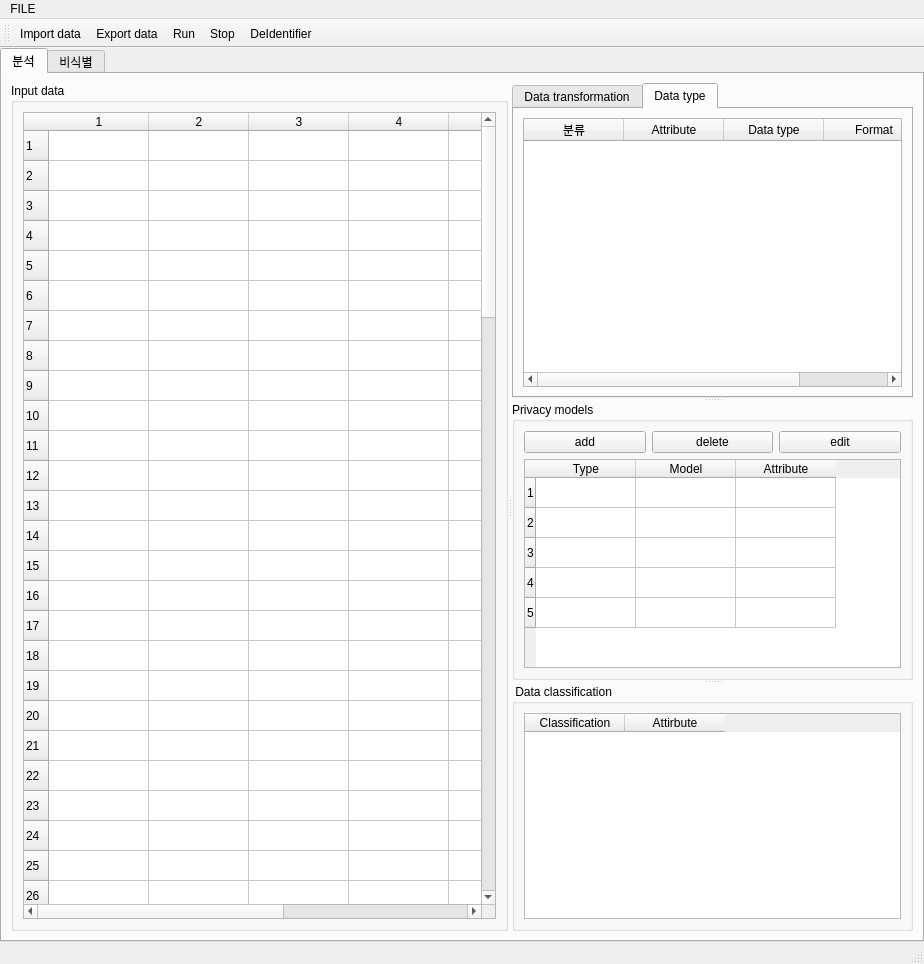
Qt form UI/NonIdentifierUI.ui (zel0rd/Non-Identifying) before a commit.
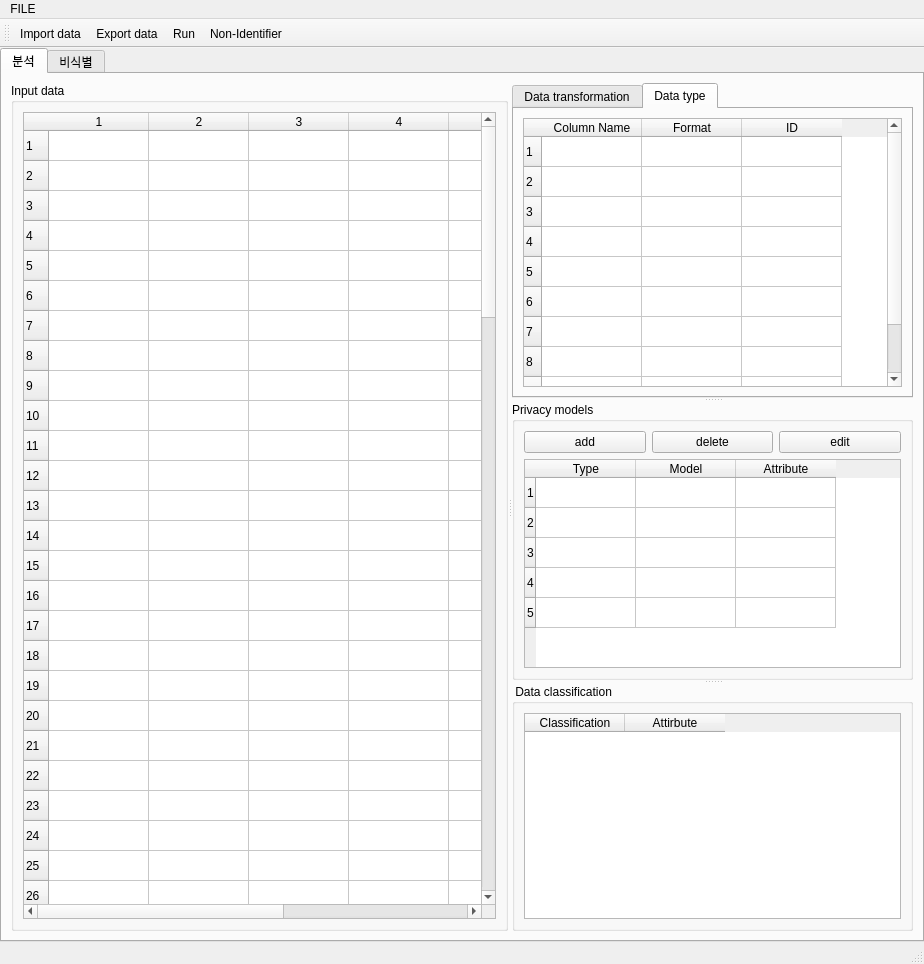
The same form after that commit. The open tabs and pages were chosen to show the change. Icons and pictures are not drawn. Custom widgets are drawn as their Qt base class.

What changed in the file:
```diff
--- a/UI/NonIdentifierUI.ui
+++ b/UI/NonIdentifierUI.ui
@@ -24,8 +24,8 @@
   </property>
   <property name="windowIcon">
    <iconset>
-    <normaloff>../../../../../../../Documents/brotherinvest/이미지/kshield.jpg</normaloff>
-    <normalon>../../../../../../../Documents/brotherinvest/이미지/kshield.jpg</normalon>../../../../../../../Documents/brotherinvest/이미지/kshield.jpg</iconset>
+    <normaloff>../../../../../Documents/brotherinvest/이미지/kshield.jpg</normaloff>
+    <normalon>../../../../../Documents/brotherinvest/이미지/kshield.jpg</normalon>../../../../../Documents/brotherinvest/이미지/kshield.jpg</iconset>
   </property>
   <widget class="QWidget" name="centralwidget">
    <property name="sizePolicy">
@@ -240,7 +240,7 @@
              </size>
             </property>
             <property name="currentIndex">
-             <number>0</number>
+             <number>1</number>
             </property>
             <widget class="QWidget" name="DTtab">
              <property name="sizePolicy">
@@ -374,26 +374,29 @@
              </attribute>
              <layout class="QGridLayout" name="gridLayout_4">
               <item row="0" column="0">
-               <widget class="QTableWidget" name="DYPEtable">
+               <widget class="QTableWidget" name="typeTable">
                 <property name="sizePolicy">
                  <sizepolicy hsizetype="Preferred" vsizetype="Preferred">
                   <horstretch>0</horstretch>
                   <verstretch>0</verstretch>
                  </sizepolicy>
                 </property>
+                <property name="rowCount">
+                 <number>10</number>
+                </property>
+                <row/>
+                <row/>
+                <row/>
+                <row/>
+                <row/>
+                <row/>
+                <row/>
+                <row/>
+                <row/>
+                <row/>
                 <column>
                  <property name="text">
-                  <string>분류</string>
-                 </property>
-                </column>
-                <column>
-                 <property name="text">
-                  <string>Attribute</string>
-                 </property>
-                </column>
-                <column>
-                 <property name="text">
-                  <string>Data type</string>
+                  <string>Column Name</string>
                  </property>
                 </column>
                 <column>
@@ -401,6 +404,11 @@
                   <string>Format</string>
                  </property>
                 </column>
+                <column>
+                 <property name="text">
+                  <string>ID</string>
+                 </property>
+                </column>
                </widget>
               </item>
              </layout>
@@ -877,8 +885,7 @@
    <addaction name="actionimport_data"/>
    <addaction name="actionsave_data"/>
    <addaction name="actionRun"/>
-   <addaction name="actionStop"/>
-   <addaction name="actionDeIdentifier"/>
+   <addaction name="actionNonIdentifier"/>
   </widget>
   <widget class="QMenuBar" name="menuBar">
    <property name="geometry">
@@ -886,7 +893,7 @@
      <x>0</x>
      <y>0</y>
      <width>924</width>
-     <height>22</height>
+     <height>26</height>
     </rect>
    </property>
    <widget class="QMenu" name="menuFILE">
@@ -924,9 +931,9 @@
     <string>Stop</string>
    </property>
   </action>
-  <action name="actionDeIdentifier">
+  <action name="actionNonIdentifier">
    <property name="text">
-    <string>DeIdentifier</string>
+    <string>Non-Identifier</string>
    </property>
   </action>
   <action name="actionnew_project">
```
